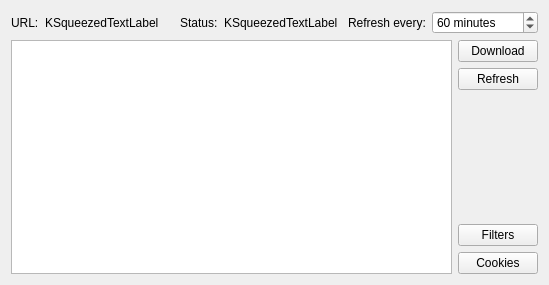
Qt form plugins/syndication/feedwidget.ui (KDE/ktorrent) before a commit.
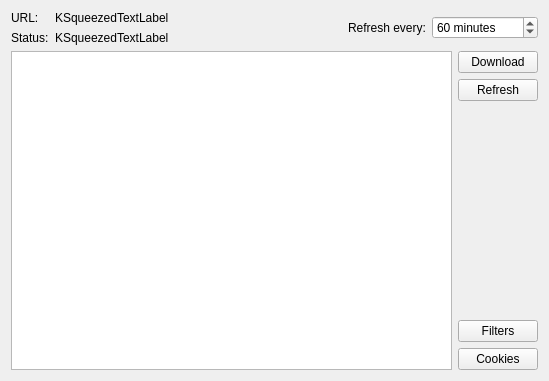
The same form after that commit. Custom widgets are drawn as their Qt base class.

Patch:
```diff
--- a/plugins/syndication/feedwidget.ui
+++ b/plugins/syndication/feedwidget.ui
@@ -7,15 +7,15 @@
     <x>0</x>
     <y>0</y>
     <width>549</width>
-    <height>285</height>
+    <height>381</height>
    </rect>
   </property>
   <layout class="QVBoxLayout" name="verticalLayout_2">
    <item>
-    <layout class="QHBoxLayout" name="horizontalLayout_4">
+    <layout class="QHBoxLayout" name="horizontalLayout_2">
      <item>
-      <layout class="QHBoxLayout" name="horizontalLayout_2">
-       <item>
+      <layout class="QGridLayout" name="gridLayout">
+       <item row="0" column="0">
         <widget class="QLabel" name="label">
          <property name="sizePolicy">
           <sizepolicy hsizetype="Preferred" vsizetype="Preferred">
@@ -28,7 +28,7 @@
          </property>
         </widget>
        </item>
-       <item>
+       <item row="0" column="1">
         <widget class="KSqueezedTextLabel" name="m_url">
          <property name="sizePolicy">
           <sizepolicy hsizetype="Expanding" vsizetype="Preferred">
@@ -41,11 +41,7 @@
          </property>
         </widget>
        </item>
-      </layout>
-     </item>
-     <item>
-      <layout class="QHBoxLayout" name="horizontalLayout_3">
-       <item>
+       <item row="1" column="0">
         <widget class="QLabel" name="label_2">
          <property name="sizePolicy">
           <sizepolicy hsizetype="Preferred" vsizetype="Preferred">
@@ -58,7 +54,7 @@
          </property>
         </widget>
        </item>
-       <item>
+       <item row="1" column="1">
         <widget class="KSqueezedTextLabel" name="m_status">
          <property name="sizePolicy">
           <sizepolicy hsizetype="MinimumExpanding" vsizetype="Preferred">
```
Left out of the diff: 1 changed line with no effect on the pictures.
